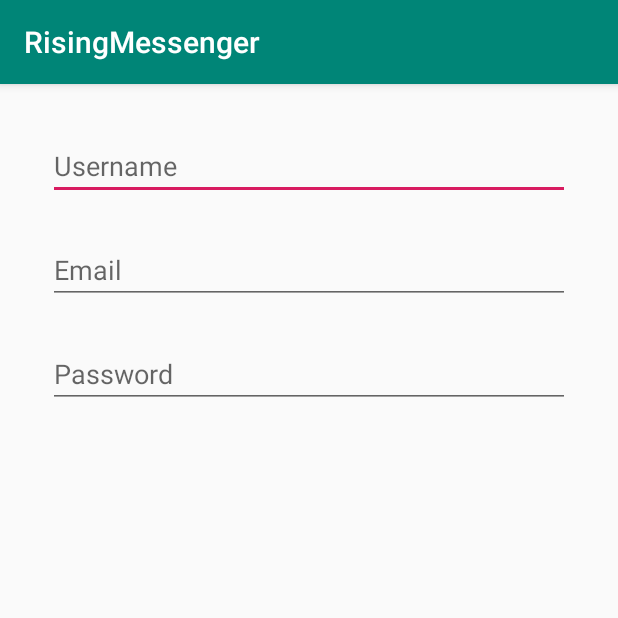
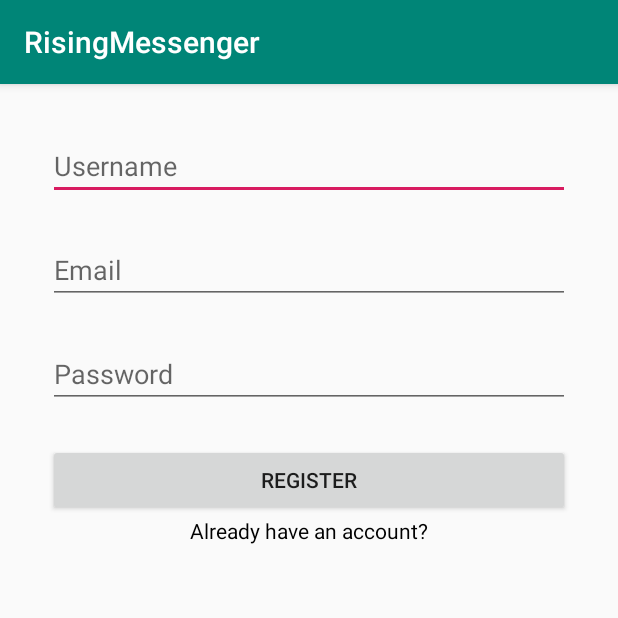
Before and after one commit to JoeM88/RisingMessenger, an Android app: the screen it shows after launch (MainActivity), on a phone screen of 412 x 824 dp, the top half of it. Run offline under Robolectric (Android 15) with nearby library versions, the phone set to English and light mode, and no system bars.

Commit message:
Created Register and login screens

```diff
--- a/app/build.gradle
+++ b/app/build.gradle
@@ -24,7 +24,7 @@ android {
 
 dependencies {
     implementation fileTree(dir: 'libs', include: ['*.jar'])
-    implementation"org.jetbrains.kotlin:kotlin-stdlib-jdk7:$kotlin_version"
+    implementation "org.jetbrains.kotlin:kotlin-stdlib-jdk7:$kotlin_version"
     implementation 'com.android.support:appcompat-v7:28.0.0'
     implementation 'com.android.support.constraint:constraint-layout:1.1.3'
     testImplementation 'junit:junit:4.12'
--- a/app/src/main/AndroidManifest.xml
+++ b/app/src/main/AndroidManifest.xml
@@ -16,6 +16,8 @@
                 <category android:name="android.intent.category.LAUNCHER"/>
             </intent-filter>
         </activity>
+        <activity android:name=".LoginActivity">
+        </activity>
     </application>
 
 </manifest>
--- a/app/src/main/java/e/josephmolina/risingmessenger/MainActivity.kt
+++ b/app/src/main/java/e/josephmolina/risingmessenger/MainActivity.kt
@@ -1,12 +1,19 @@
 package e.josephmolina.risingmessenger
 
+import android.content.Intent
 import android.support.v7.app.AppCompatActivity
 import android.os.Bundle
+import kotlinx.android.synthetic.main.activity_main.*
 
 class MainActivity : AppCompatActivity() {
 
     override fun onCreate(savedInstanceState: Bundle?) {
         super.onCreate(savedInstanceState)
         setContentView(R.layout.activity_main)
+
+        already_have_account_editTextview.setOnClickListener {
+            val loginIntent = Intent(this, LoginActivity::class.java)
+            startActivity(loginIntent)
+        }
     }
 }
--- a/app/src/main/res/layout/activity_main.xml
+++ b/app/src/main/res/layout/activity_main.xml
@@ -5,7 +5,7 @@
         xmlns:app="http://schemas.android.com/apk/res-auto"
         android:layout_width="match_parent"
         android:layout_height="match_parent"
-        tools:context=".MainActivity">
+        tools:context=".MainActivity" android:id="@+id/re">
 
     <EditText
             android:layout_width="0dp"
@@ -13,7 +13,8 @@
             android:inputType="textPersonName"
             android:ems="10"
             app:layout_constraintStart_toStartOf="parent"
-            app:layout_constraintEnd_toEndOf="parent" android:id="@+id/username_editText" android:layout_marginTop="32dp"
+            app:layout_constraintEnd_toEndOf="parent" android:id="@+id/username_editText"
+            android:layout_marginTop="32dp"
             app:layout_constraintTop_toTopOf="parent" android:hint="Username" android:layout_marginStart="32dp"
             android:layout_marginEnd="32dp" app:layout_constraintHorizontal_bias="0.0"/>
     <EditText
@@ -22,7 +23,8 @@
             android:inputType="textEmailAddress"
             android:ems="10"
             app:layout_constraintStart_toStartOf="@+id/username_editText"
-            app:layout_constraintEnd_toEndOf="@+id/username_editText" android:id="@+id/email_editText" android:hint="Email"
+            app:layout_constraintEnd_toEndOf="@+id/username_editText" android:id="@+id/email_editText"
+            android:hint="Email"
             app:layout_constraintHorizontal_bias="0.0" android:layout_marginTop="24dp"
             app:layout_constraintTop_toBottomOf="@+id/username_editText"/>
     <EditText
@@ -34,4 +36,19 @@
             app:layout_constraintEnd_toEndOf="@+id/email_editText"
             android:id="@+id/password_editText" android:hint="Password" android:layout_marginTop="24dp"
             app:layout_constraintTop_toBottomOf="@+id/email_editText"/>
+    <Button
+            android:text="Register"
+            android:layout_width="0dp"
+            android:layout_height="wrap_content"
+            android:id="@+id/register_button" app:layout_constraintEnd_toEndOf="@+id/password_editText"
+            app:layout_constraintStart_toStartOf="@+id/password_editText" android:layout_marginTop="24dp"
+            app:layout_constraintTop_toBottomOf="@+id/password_editText"/>
+    <TextView
+            android:text="Already have an account?"
+            android:layout_width="wrap_content"
+            android:layout_height="wrap_content"
+            app:layout_constraintStart_toStartOf="@+id/register_button"
+            android:id="@+id/already_have_account_editTextview"
+            app:layout_constraintEnd_toEndOf="@+id/register_button"
+            app:layout_constraintTop_toBottomOf="@+id/register_button" android:textColor="@android:color/black"/>
 </android.support.constraint.ConstraintLayout>
```
Also changed, not shown: app/src/main/java/e/josephmolina/risingmessenger/LoginActivity.kt (added, +12 -0 lines), app/src/main/res/layout/activity_login.xml (added, +35 -0 lines).
